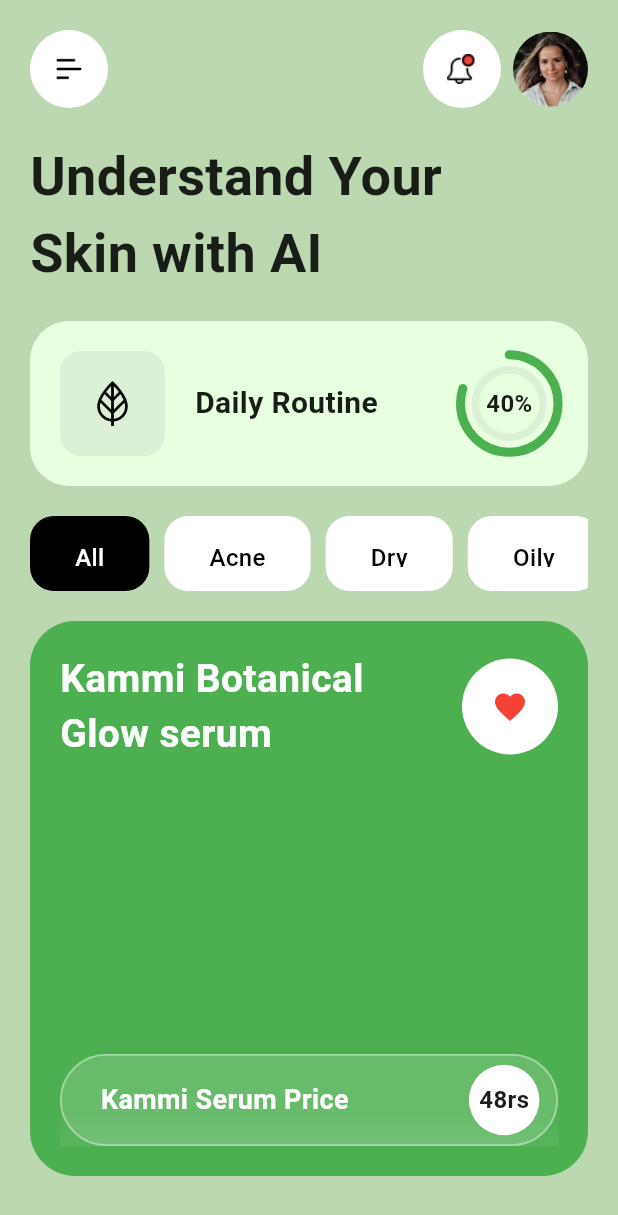
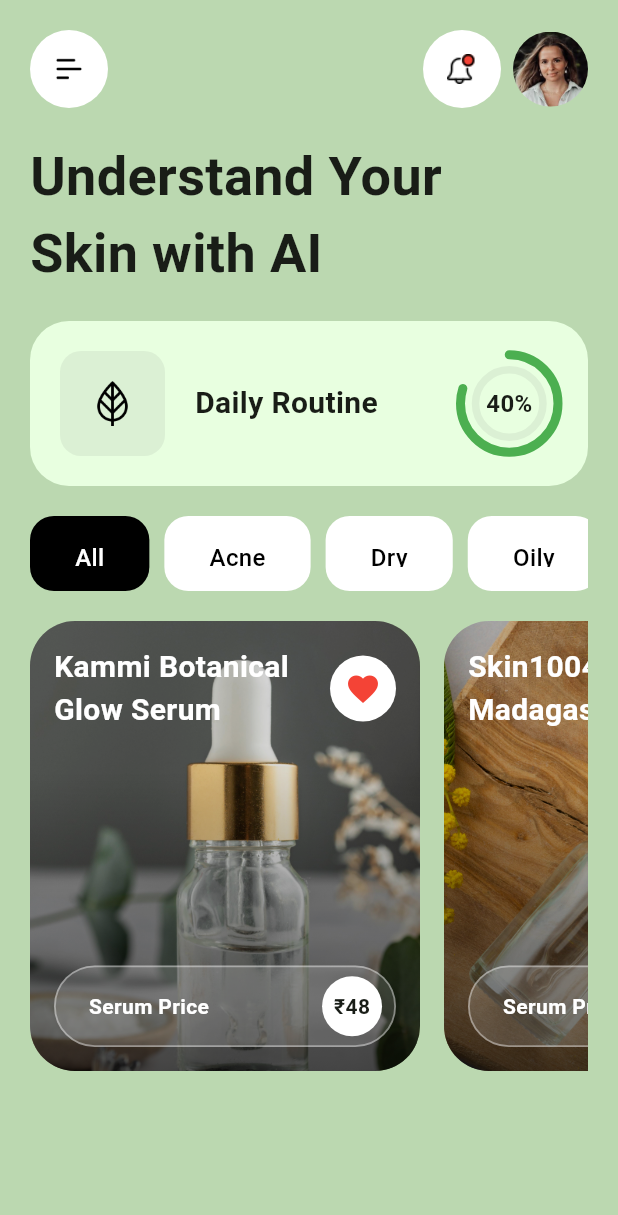
Before and after one commit to Sonikm/ai_skincare, a Flutter app: the HomeScreen screen opened directly, on a phone screen of 412 x 824 dp. Shown: the top 1215 px of the screen. Run offline on Flutter 3.47's test engine with Material 3 defaults, Android fonts, the phone set to English and light mode, and no system bars.

Commit message:
complete home

```diff
--- a/lib/screens/home_screen.dart
+++ b/lib/screens/home_screen.dart
@@ -1,6 +1,7 @@
 import 'dart:ui';
 
 import 'package:ai_skincare/core/constents.dart';
+import 'package:ai_skincare/widgets/product_card.dart';
 import 'package:flutter/material.dart';
 
 class HomeScreen extends StatefulWidget {
@@ -14,6 +15,19 @@ class _HomeScreenState extends State<HomeScreen> {
   int selectedIndex = 0;
 
   List<String> tabs = ["All", "Acne", "Dry", "Oily", "Sensitive"];
+  PageController _controller = PageController(viewportFraction: 0.75);
+  double currentPage = 0;
+
+  @override
+  void initState() {
+    super.initState();
+
+    _controller.addListener(() {
+      setState(() {
+        currentPage = _controller.page ?? 0;
+      });
+    });
+  }
 
   @override
   Widget build(BuildContext context) {
@@ -188,142 +202,30 @@ class _HomeScreenState extends State<HomeScreen> {
               ),
 
               SizedBox(height: defaultPadding),
-
-              Expanded(
-                child: Container(
-                  padding: EdgeInsets.all(defaultPadding),
-                  constraints: BoxConstraints(maxHeight: 400),
-                  width: double.infinity,
-                  decoration: BoxDecoration(
-                    color: Colors.green,
-                    borderRadius: BorderRadius.circular(30),
-                  ),
-                  child: Column(
-                    children: [
-                      Row(
-                        mainAxisAlignment: MainAxisAlignment.spaceBetween,
-                        children: [
-                          Text(
-                            "Kammi Botanical\nGlow serum",
-                            style: TextStyle(
-                              fontSize: 26,
-                              fontWeight: FontWeight.bold,
-                              color: Colors.white,
-                            ),
-                          ),
-
-                          Container(
-                            padding: EdgeInsets.all(defaultPadding),
-                            decoration: BoxDecoration(
-                              color: Colors.white,
-                              shape: BoxShape.circle,
-                            ),
-                            child: Icon(Icons.favorite, color: Colors.red),
-                          ),
-                        ],
-                      ),
-                      Spacer(),
-
-                      Stack(
-                        children: [
-                          /// BLUR LAYER WITH GRADIENT
-                          Positioned.fill(
-                            child: ClipRect(
-                              child: ShaderMask(
-                                shaderCallback: (rect) {
-                                  return const LinearGradient(
-                                    begin: Alignment.topCenter,
-                                    end: Alignment.bottomCenter,
-                                    colors: [
-                                      Colors.transparent,
-                                      Colors.transparent,
-                                      Colors.black54,
-                                      Colors.black,
-                                    ],
-                                    stops: [0.0, 0.6, 0.8, 1.0],
-                                  ).createShader(rect);
-                                },
-                                blendMode: BlendMode.dstIn,
-                                child: BackdropFilter(
-                                  filter: ImageFilter.blur(
-                                    sigmaX: 18,
-                                    sigmaY: 18,
-                                  ),
-                                  child: Container(
-                                    color: Colors.white.withValues(alpha: 0.08),
-                                  ),
-                                ),
-                              ),
-                            ),
-                          ),
-
-                          /// CONTENT (NOT AFFECTED BY BLUR MASK)
-                          /// GLASS BUTTON
-                          SizedBox(
-                            width: double.infinity,
-                            child: Container(
-                              padding: const EdgeInsets.symmetric(
-                                vertical: 6,
-                                horizontal: 6,
-                              ),
-                              decoration: BoxDecoration(
-                                borderRadius: BorderRadius.circular(40),
-                                border: Border.all(
-                                  color: Colors.white.withValues(alpha: 0.4),
-                                  width: 1.2,
-                                ),
-                                color: Colors.white.withValues(alpha: 0.15),
-                              ),
-                              child: InkWell(
-                                onTap: () {
-                                  Navigator.push(
-                                    context,
-                                    MaterialPageRoute(
-                                      builder: (context) => HomeScreen(),
-                                    ),
-                                  );
-                                },
-                                child: Row(
-                                  mainAxisAlignment:
-                                      MainAxisAlignment.spaceBetween,
-                                  children: [
-                                    const Padding(
-                                      padding: EdgeInsets.only(left: 20),
-                                      child: Text(
-                                        "Kammi Serum Price",
-                                        style: TextStyle(
-                                          color: Colors.white,
-                                          fontSize: 18,
-                                          fontWeight: FontWeight.w600,
-                                        ),
-                                      ),
-                                    ),
-
-                                    Container(
-                                      padding: const EdgeInsets.all(12),
-                                      decoration: BoxDecoration(
-                                        color: Colors.white,
-                                        shape: BoxShape.circle,
-                                      ),
-                                      child: Text(
-                                        "48rs",
-                                        style: TextStyle(
-                                          fontSize: 16,
-                                          fontWeight: FontWeight.bold,
-                                        ),
-                                      ),
-                                    ),
-                                  ],
-                                ),
-                              ),
-                            ),
-                          ),
-                        ],
-                      ),
-                    ],
-                  ),
+              SizedBox(
+                height: 300,
+                child: ListView(
+                  scrollDirection: Axis.horizontal,
+                  children: [
+                    ProductCard(
+                      image: "assets/images/prod_1.jpg",
+                      title: "Kammi Botanical\nGlow Serum",
+                      price: "₹48",
+                    ),
+                    ProductCard(
+                      image: "assets/images/prod_2.jpg",
+                      title: "Skin1004\nMadagascar",
+                      price: "₹65",
+                    ),
+                    ProductCard(
+                      image: "assets/images/prod_1.jpg",
+                      title: "Vitamin C\nBright Serum",
+                      price: "₹72",
+                    ),
+                  ],
                 ),
               ),
+
               SizedBox(height: defaultPadding),
             ],
           ),
--- /dev/null
+++ b/lib/widgets/product_card.dart
@@ -0,0 +1,146 @@
+import 'package:flutter/material.dart';
+
+class ProductCard extends StatelessWidget {
+  final String image;
+  final String title;
+  final String price;
+  final VoidCallback? onTap;
+
+  const ProductCard({
+    super.key,
+    required this.image,
+    required this.title,
+    required this.price,
+    this.onTap,
+  });
+
+  @override
+  Widget build(BuildContext context) {
+    return Container(
+      width: 260, // 👈 important for horizontal list
+      margin: const EdgeInsets.only(right: 16),
+      decoration: BoxDecoration(
+        borderRadius: BorderRadius.circular(30),
+        image: DecorationImage(
+          image: AssetImage(image),
+          fit: BoxFit.cover,
+        ),
+      ),
+      child: Stack(
+        children: [
+          /// 🔥 FULL OVERLAY
+          Positioned.fill(
+            child: Container(
+              decoration: BoxDecoration(
+                borderRadius: BorderRadius.circular(30),
+                color: Colors.black.withValues(alpha: 0.15),
+              ),
+            ),
+          ),
+
+          /// 🔥 BOTTOM GRADIENT
+          Positioned.fill(
+            child: Container(
+              decoration: BoxDecoration(
+                borderRadius: BorderRadius.circular(30),
+                gradient: LinearGradient(
+                  begin: Alignment.topCenter,
+                  end: Alignment.bottomCenter,
+                  colors: [
+                    Colors.transparent,
+                    Colors.transparent,
+                    Colors.black.withValues(alpha: 0.3),
+                    Colors.black.withValues(alpha: 0.6),
+                  ],
+                ),
+              ),
+            ),
+          ),
+
+          /// 🔥 CONTENT
+          Padding(
+            padding: const EdgeInsets.all(16),
+            child: Column(
+              children: [
+                /// TOP
+                Row(
+                  mainAxisAlignment: MainAxisAlignment.spaceBetween,
+                  children: [
+                    Expanded(
+                      child: Text(
+                        title,
+                        style: const TextStyle(
+                          fontSize: 20,
+                          fontWeight: FontWeight.bold,
+                          color: Colors.white,
+                        ),
+                      ),
+                    ),
+
+                    Container(
+                      padding: const EdgeInsets.all(10),
+                      decoration: const BoxDecoration(
+                        color: Colors.white,
+                        shape: BoxShape.circle,
+                      ),
+                      child: const Icon(Icons.favorite, color: Colors.red),
+                    ),
+                  ],
+                ),
+
+                const Spacer(),
+
+                /// BUTTON
+                GestureDetector(
+                  onTap: onTap,
+                  child: Container(
+                    padding:
+                        const EdgeInsets.symmetric(vertical: 6, horizontal: 6),
+                    decoration: BoxDecoration(
+                      borderRadius: BorderRadius.circular(40),
+                      border: Border.all(
+                        color: Colors.white.withValues(alpha: 0.4),
+                        width: 1.2,
+                      ),
+                      color: Colors.white.withValues(alpha: 0.15),
+                    ),
+                    child: Row(
+                      mainAxisAlignment:
+                          MainAxisAlignment.spaceBetween,
+                      children: [
+                        const Padding(
+                          padding: EdgeInsets.only(left: 16),
+                          child: Text(
+                            "Serum Price",
+                            style: TextStyle(
+                              color: Colors.white,
+                              fontSize: 14,
+                              fontWeight: FontWeight.w600,
+                            ),
+                          ),
+                        ),
+                        Container(
+                          padding: const EdgeInsets.all(10),
+                          decoration: const BoxDecoration(
+                            color: Colors.white,
+                            shape: BoxShape.circle,
+                          ),
+                          child: Text(
+                            price,
+                            style: const TextStyle(
+                              fontWeight: FontWeight.bold,
+                            ),
+                          ),
+                        ),
+                      ],
+                    ),
+                  ),
+                ),
+              ],
+            ),
+          ),
+        ],
+      ),
+    );
+  }
+}
```
Also changed, not shown: assets/images/prod_1.jpg (added), assets/images/prod_2.jpg (added).
